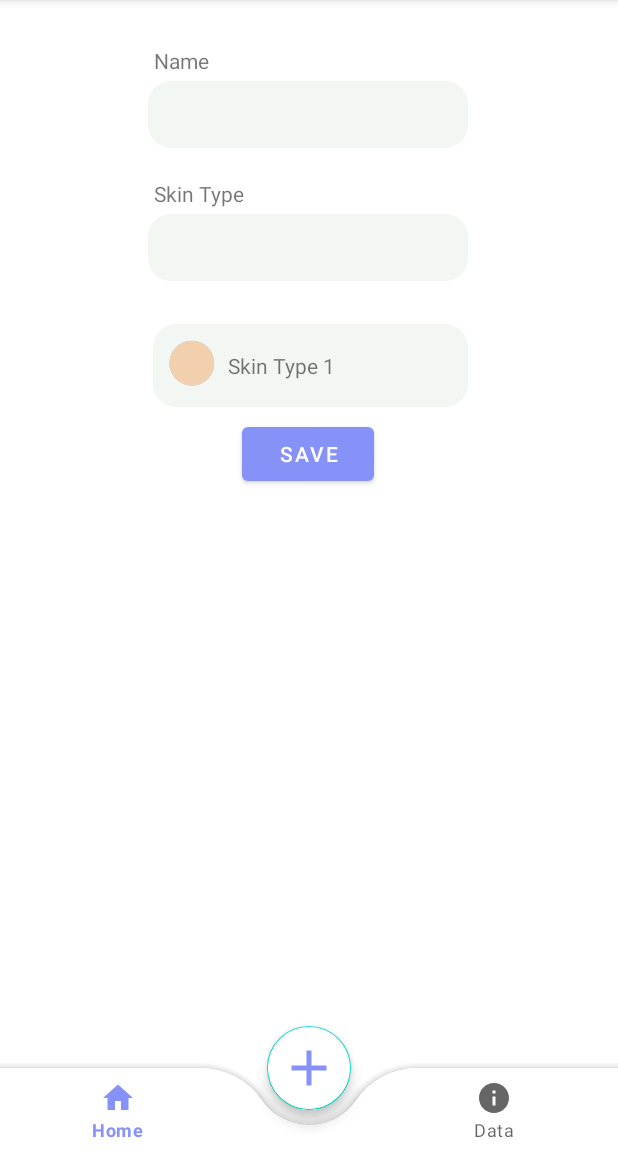
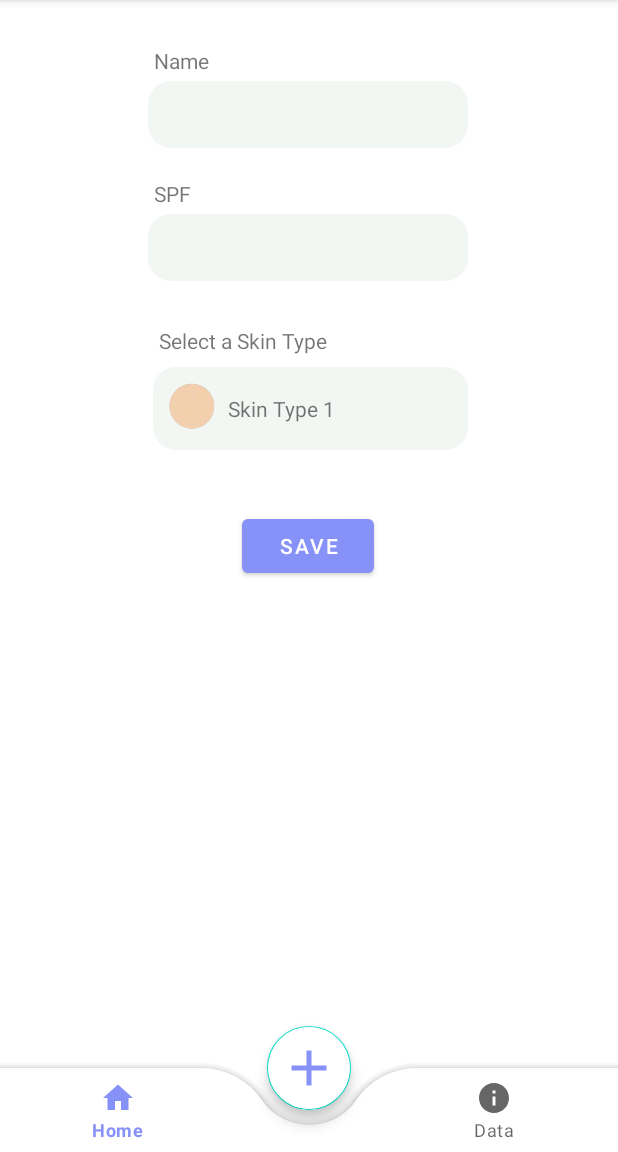
Before and after one commit to SlothCodeSloth/UVLightSensor, an Android app: the fragment AboutFragment placed in its activity, on a phone screen of 412 x 824 dp, the part 84-1236 px from its top. Run offline under Robolectric (Android 15) with nearby library versions, the phone set to English and light mode, and no system bars.

Commit message:
All inputs are now labeled correctly in the xml file. Also added constraints to most objects.

```diff
--- a/app/src/main/res/layout/fragment_about.xml
+++ b/app/src/main/res/layout/fragment_about.xml
@@ -48,8 +48,8 @@
         app:layout_constraintEnd_toEndOf="parent"
         app:layout_constraintHorizontal_bias="0.498"
         app:layout_constraintStart_toStartOf="parent"
-        app:layout_constraintTop_toTopOf="parent"
-        app:layout_constraintVertical_bias="0.387" />
+        app:layout_constraintTop_toBottomOf="@+id/skinTypeSpinner"
+        app:layout_constraintVertical_bias="0.096" />
 
     <TextView
         android:id="@+id/textView"
@@ -67,21 +67,31 @@
         android:layout_height="wrap_content"
         android:layout_marginStart="4dp"
         android:layout_marginBottom="4dp"
-        android:text="Skin Type"
+        android:text="SPF"
         app:layout_constraintBottom_toTopOf="@+id/editSkin"
         app:layout_constraintStart_toStartOf="@+id/editSkin" />
 
     <Spinner
         android:id="@+id/skinTypeSpinner"
+        style="@style/SpinnerTheme"
         android:layout_width="210dp"
         android:layout_height="55dp"
         android:backgroundTint="@color/editTextColorLight"
-        style="@style/SpinnerTheme"
         app:layout_constraintBottom_toBottomOf="parent"
         app:layout_constraintEnd_toEndOf="@+id/editSkin"
         app:layout_constraintHorizontal_bias="1.0"
         app:layout_constraintStart_toStartOf="@+id/editSkin"
         app:layout_constraintTop_toTopOf="parent"
-        app:layout_constraintVertical_bias="0.303" />
+        app:layout_constraintVertical_bias="0.343" />
+
+    <TextView
+        android:id="@+id/textView3"
+        android:layout_width="wrap_content"
+        android:layout_height="wrap_content"
+        android:layout_marginStart="4dp"
+        android:layout_marginBottom="8dp"
+        android:text="Select a Skin Type"
+        app:layout_constraintBottom_toTopOf="@+id/skinTypeSpinner"
+        app:layout_constraintStart_toStartOf="@+id/skinTypeSpinner" />
 
 </androidx.constraintlayout.widget.ConstraintLayout>
```
